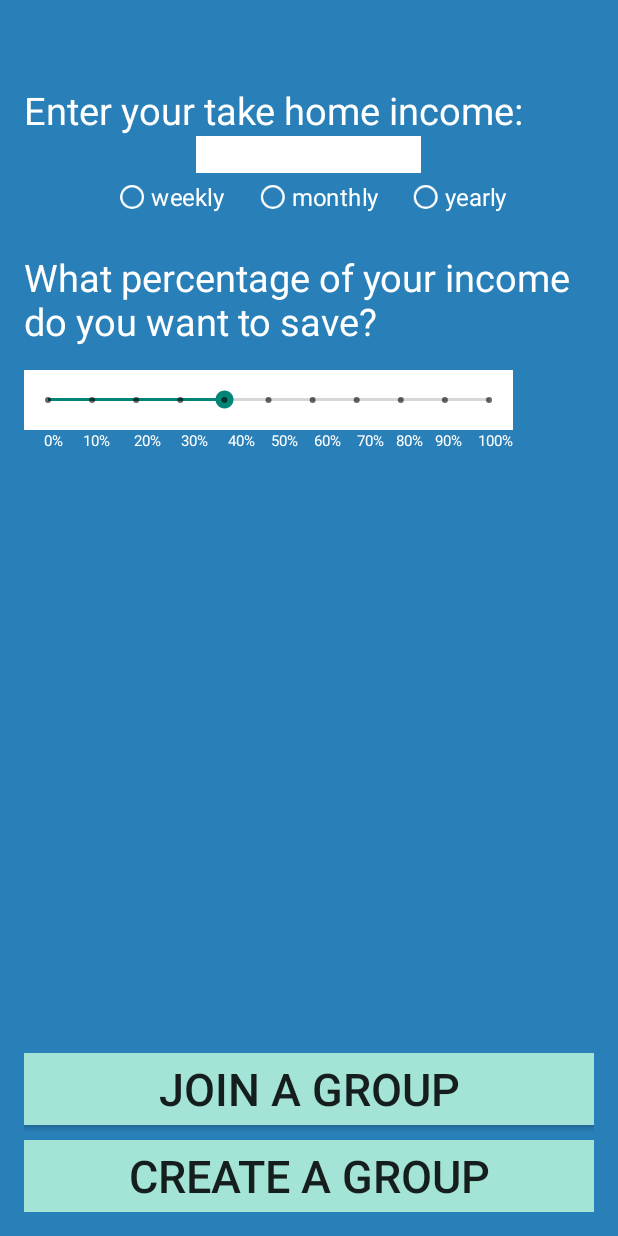
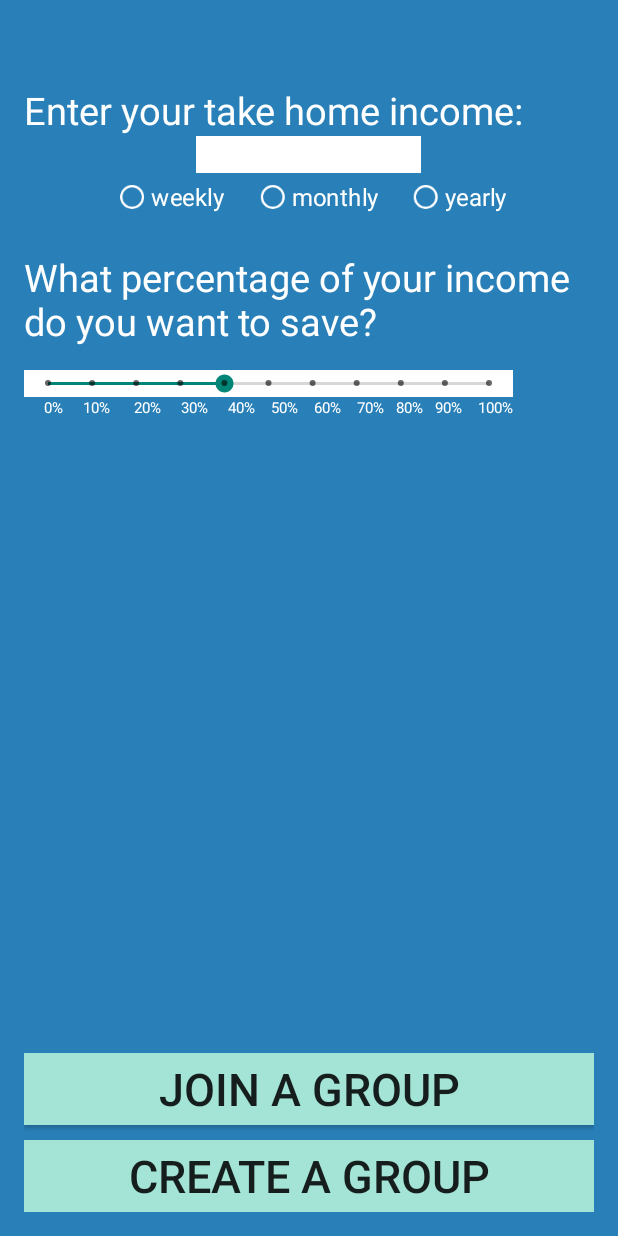
Before and after one commit to EvanBelcher/SocialSave, an Android app: the MakingGoals screen opened directly, with no data from a screen before it, on a phone screen of 412 x 824 dp. Run offline under Robolectric (Android 15) with nearby library versions, the phone set to English and light mode, and no system bars; our stand-ins replace Firebase (no records; nobody signed in at launch, a user with empty details on screens opened directly).

Commit message:
fixed the UI

```diff
--- a/app/src/main/res/layout/activity_making_goals.xml
+++ b/app/src/main/res/layout/activity_making_goals.xml
@@ -57,6 +57,7 @@
             android:layout_height="wrap_content"
             android:layout_gravity="center"
             android:background="#fff"
+            android:inputType="number"
             android:id="@+id/amount"/>
 
         <RadioGroup
@@ -96,8 +97,6 @@
                 android:text="yearly"
                 android:id="@+id/yearIncome"/>
         </RadioGroup>
-
-
         <TextView
             android:layout_width="match_parent"
             android:layout_height="wrap_content"
@@ -111,7 +110,7 @@
             android:layout_marginTop="15dp"
             style="@style/Widget.AppCompat.SeekBar.Discrete"
             android:layout_width="326dp"
-            android:layout_height="40dp"
+            android:layout_height="wrap_content"
             android:max="10"
             android:progress="4"
             android:background="#fff"
```
